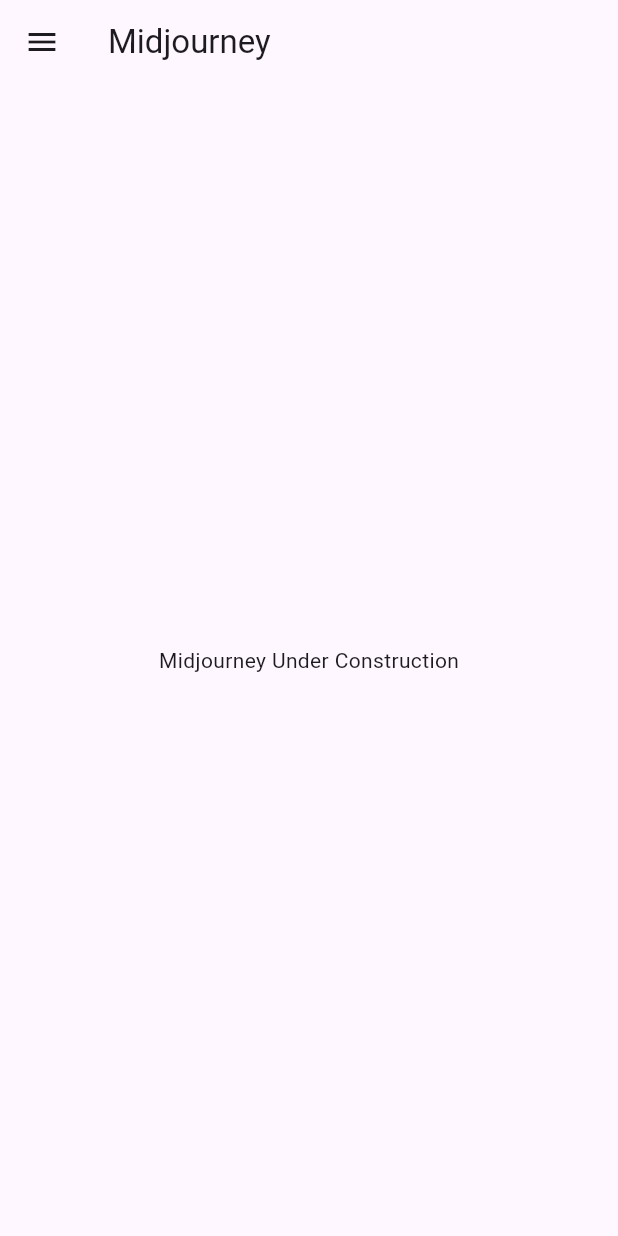
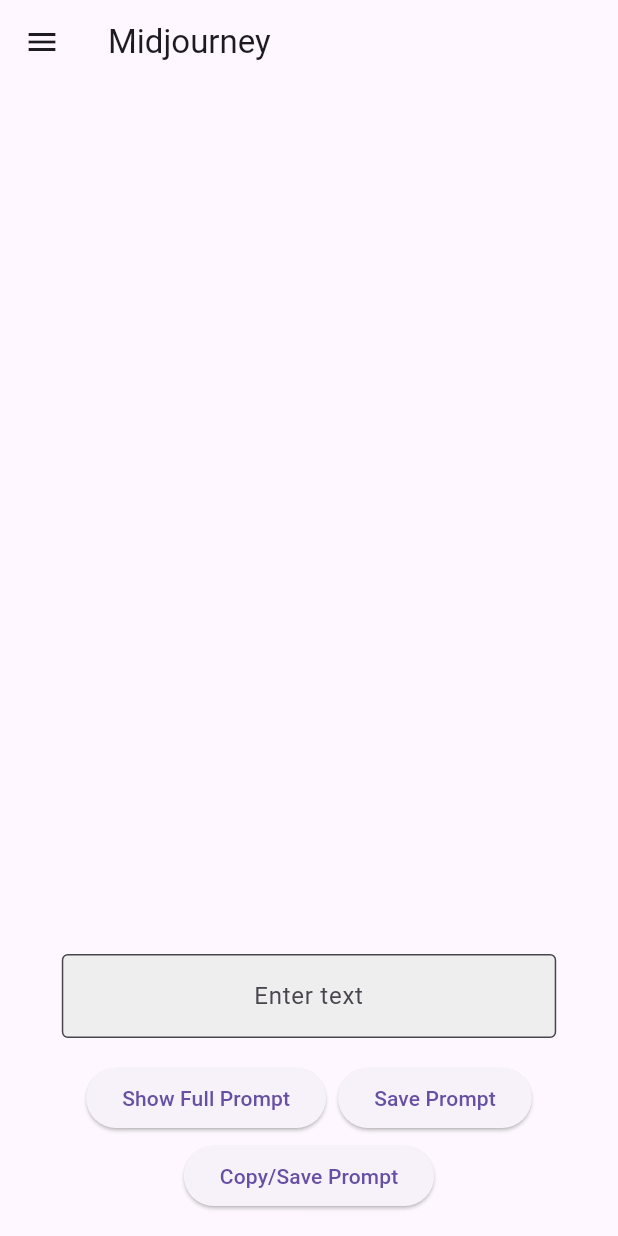
Before and after one commit to NickRyanWeber/ai-prompt-builder, a Flutter app: the screen it shows after launch, on a phone screen of 412 x 824 dp. Run offline on Flutter 3.47's test engine with Material 3 defaults, Android fonts, the phone set to English and light mode, and no system bars; our stand-ins replace shared_preferences.

Commit message:
Updated prompt section and added storage

```diff
--- a/lib/components/prompt_section.dart
+++ b/lib/components/prompt_section.dart
@@ -1,11 +1,12 @@
+import 'package:aipromptgenerator/utilities/prompt_storage.dart';
 import 'package:flutter/material.dart';
 import 'package:flutter/services.dart';
 
 class PromptSection extends StatefulWidget {
-  final String prefix;
-  final String suffix;
+  const PromptSection({Key? key, this.prefix, this.suffix}) : super(key: key);
 
-  PromptSection({required this.prefix, required this.suffix});
+  final String? prefix;
+  final String? suffix;
 
   @override
   _PromptSectionState createState() => _PromptSectionState();
@@ -13,13 +14,15 @@
 
 class _PromptSectionState extends State<PromptSection> {
   late TextEditingController _textEditingController;
-  late String _prompt;
+  String _prompt = '';
 
   @override
   void initState() {
     super.initState();
     _textEditingController = TextEditingController();
-    _prompt = '';
+    _textEditingController.text = '';
+    _prompt =
+        '${widget.prefix ?? ''}${_textEditingController.text}${widget.suffix ?? ''}';
   }
 
   @override
@@ -28,34 +31,90 @@
     super.dispose();
   }
 
-  void _copyPrompt() {
-    final prompt =
-        '${widget.prefix}${_textEditingController.text}${widget.suffix}';
-    Clipboard.setData(ClipboardData(text: prompt));
+  void _copySavePrompt() {
+    Clipboard.setData(ClipboardData(text: _prompt));
+    _savePrompt();
+  }
+
+  void _savePrompt() {
+    PromptStorage().savePrompt(
+      widget.prefix ?? '',
+      _textEditingController.text,
+      widget.suffix ?? '',
+    );
   }
 
   @override
   Widget build(BuildContext context) {
-    _prompt = '${widget.prefix}${_textEditingController.text}${widget.suffix}';
-
     return Column(
       children: [
         TextField(
           controller: _textEditingController,
           textAlign: TextAlign.center,
+          minLines: 1,
+          maxLines: 4,
           decoration: InputDecoration(
             hintText: 'Enter text',
+            filled: true,
+            fillColor: Colors.grey[200], // Light grey background color
+            border: const OutlineInputBorder(
+              borderSide: BorderSide(
+                  color: Colors.black, width: 1.0), // Thin black border
+            ),
           ),
+          onChanged: (value) {
+            setState(() {
+              _prompt =
+                  '${widget.prefix ?? ''}${_textEditingController.text}${widget.suffix ?? ''}';
+            });
+          },
         ),
-        SizedBox(height: 16),
-        Text(
-          _prompt,
-          textAlign: TextAlign.center,
-        ),
-        SizedBox(height: 16),
-        ElevatedButton(
-          onPressed: _copyPrompt,
-          child: Text('Copy Prompt'),
+        const SizedBox(height: 16),
+        Wrap(
+          spacing: 8.0, // gap between adjacent chips
+          runSpacing: 4.0, // gap between lines
+          alignment: WrapAlignment.center,
+          children: <Widget>[
+            ElevatedButton(
+              onPressed: () {
+                showDialog(
+                  context: context,
+                  builder: (BuildContext context) {
+                    return AlertDialog(
+                      content: SingleChildScrollView(
+                        child: ListBody(
+                          children: <Widget>[
+                            Text(_prompt),
+                          ],
+                        ),
+                      ),
+                      actions: <Widget>[
+                        TextButton(
+                          child: const Text('Close'),
+                          onPressed: () {
+                            Navigator.of(context).pop();
+                          },
+                        ),
+                        ElevatedButton(
+                          onPressed: _copySavePrompt,
+                          child: const Text('Copy/Save Prompt'),
+                        ),
+                      ],
+                    );
+                  },
+                );
+              },
+              child: const Text('Show Full Prompt'),
+            ),
+            ElevatedButton(
+              onPressed: _savePrompt,
+              child: const Text('Save Prompt'),
+            ),
+            ElevatedButton(
+              onPressed: _copySavePrompt,
+              child: const Text('Copy/Save Prompt'),
+            ),
+          ],
         ),
       ],
     );
--- /dev/null
+++ b/lib/components/responsive_layout.dart
@@ -0,0 +1,32 @@
+import 'package:flutter/material.dart';
+
+class ResponsiveLayout extends StatelessWidget {
+  final Widget child;
+
+  ResponsiveLayout({required this.child});
+
+  @override
+  Widget build(BuildContext context) {
+    return LayoutBuilder(
+      builder: (context, constraints) {
+        double width;
+
+        if (constraints.maxWidth < 600) {
+          // Mobile
+          width = constraints.maxWidth * 0.8;
+        } else if (constraints.maxWidth < 1200) {
+          // Tablet
+          width = constraints.maxWidth * 0.8;
+        } else {
+          // Desktop
+          width = constraints.maxWidth > 1000 ? 1000 : constraints.maxWidth;
+        }
+
+        return Container(
+          width: width,
+          child: child,
+        );
+      },
+    );
+  }
+}
--- a/lib/main.dart
+++ b/lib/main.dart
@@ -11,11 +11,12 @@
   @override
   Widget build(BuildContext context) {
     return MaterialApp(
-      title: 'Flutter SPA',
+      title: 'AI Prompt Builder',
+      debugShowCheckedModeBanner: false,
       initialRoute: '/',
       routes: {
-        '/': (context) => MidjourneyPage(),
-        '/midjourney': (context) => MidjourneyPage(),
+        '/': (context) => const MidjourneyPage(),
+        '/midjourney': (context) => const MidjourneyPage(),
         '/chatgpt': (context) => ChatGPTPage(),
         '/settings': (context) => SettingsPage(),
       },
--- a/lib/screens/midjourney_page.dart
+++ b/lib/screens/midjourney_page.dart
@@ -1,13 +1,30 @@
+import 'package:aipromptgenerator/components/prompt_section.dart';
 import 'package:flutter/material.dart';
+
 import '../components/my_drawer.dart';
+import '../components/responsive_layout.dart';
 
 class MidjourneyPage extends StatelessWidget {
+  const MidjourneyPage({super.key});
+
   @override
   Widget build(BuildContext context) {
     return Scaffold(
-      appBar: AppBar(title: Text('Midjourney')),
+      appBar: AppBar(title: const Text('Midjourney')),
       drawer: MyDrawer(),
-      body: Center(child: Text('Midjourney Under Construction')),
+      body: Center(
+        child: Column(
+          mainAxisAlignment: MainAxisAlignment.end,
+          children: [
+            Padding(
+              padding: const EdgeInsets.only(bottom: 16.0),
+              child: ResponsiveLayout(
+                child: Center(child: PromptSection(prefix: '/imagine prompt:')),
+              ),
+            ),
+          ],
+        ),
+      ),
     );
   }
 }
--- a/pubspec.yaml
+++ b/pubspec.yaml
@@ -1,5 +1,5 @@
 name: aipromptgenerator
-description: "A new Flutter project."
+description: 'A new Flutter project.'
 # The following line prevents the package from being accidentally published to
 # pub.dev using `flutter pub publish`. This is preferred for private packages.
 publish_to: 'none' # Remove this line if you wish to publish to pub.dev
@@ -30,7 +30,7 @@
 dependencies:
   flutter:
     sdk: flutter
-
+  shared_preferences: ^2.0.8
 
   # The following adds the Cupertino Icons font to your application.
   # Use with the CupertinoIcons class for iOS style icons.
@@ -52,7 +52,6 @@
 
 # The following section is specific to Flutter packages.
 flutter:
-
   # The following line ensures that the Material Icons font is
   # included with your application, so that you can use the icons in
   # the material Icons class.
```
Also changed, not shown: lib/utilities/prompt_storage.dart (added, +25 -0 lines), pubspec.lock, 7 other files.
